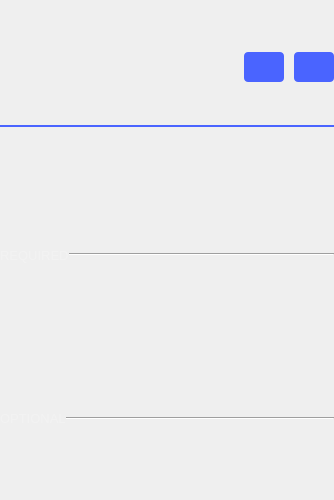
First picture: the form in ui/la_settings.ui, repository analogdevicesinc/scopy, before the edit.
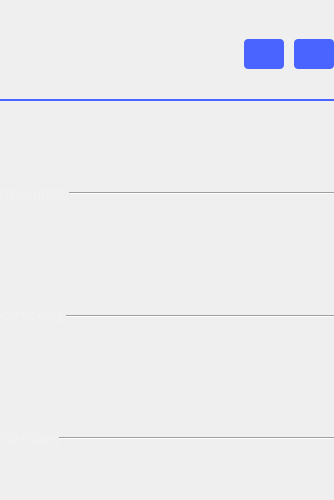
Second picture: the form after the edit. Icons and pictures are not drawn.

Commit message: Logic Analyzer: Add controls for decoder options.

Patch:
```diff
--- a/ui/la_settings.ui
+++ b/ui/la_settings.ui
@@ -44,6 +44,104 @@
 QLabel:disabled
 {
   color: rgb(85, 85, 85);
+}
+
+/* Double Spin box */
+QDoubleSpinBox
+{
+	height: 45px;
+	border-bottom: 1px solid rgba(255, 255, 255, 102);
+}
+
+QDoubleSpinBox::up-button
+{
+	border-image: url(:/icons/sba_up_btn.svg);
+	height: 20px;
+	width: 20px;
+ }
+
+QDoubleSpinBox::up-button:hover
+{
+	border-image: url(:/icons/sba_up_btn_hover.svg);
+	height: 20px;
+	width: 20px;
+ }
+
+QDoubleSpinBox::up-button:pressed
+{
+	border-image: url(:/icons/sba_up_btn_pressed.svg);
+	height:20px;
+	width: 20px;
+}
+
+QDoubleSpinBox::down-button
+{
+	border-image: url(:/icons/sba_dn_btn.svg);
+	height:20px;
+	width: 20px;
+}
+
+QDoubleSpinBox::down-button:hover
+{
+	border-image: url(:/icons/sba_dn_btn_hover.svg);
+	height:20px;
+	width: 20px;
+}
+
+QDoubleSpinBox::down-button:pressed
+{
+	border-image: url(:/icons/sba_dn_btn_pressed.svg);
+	height:20px;
+	width: 20px;
+}
+
+/* Spin box */
+QSpinBox
+{
+	height:45px;
+	border-bottom: 1px solid rgba(255, 255, 255, 102);
+}
+
+QSpinBox::up-button
+{
+	border-image: url(:/icons/sba_up_btn.svg);
+	height: 20px;
+	width: 20px;
+ }
+
+QSpinBox::up-button:hover
+{
+	border-image: url(:/icons/sba_up_btn_hover.svg);
+	height: 20px;
+	width: 20px;
+ }
+
+QSpinBox::up-button:pressed
+{
+	border-image: url(:/icons/sba_up_btn_pressed.svg);
+	height:20px;
+	width: 20px;
+}
+
+QSpinBox::down-button
+{
+	border-image: url(:/icons/sba_dn_btn.svg);
+	height:20px;
+	width: 20px;
+}
+
+QSpinBox::down-button:hover
+{
+	border-image: url(:/icons/sba_dn_btn_hover.svg);
+	height:20px;
+	width: 20px;
+}
+
+QSpinBox::down-button:pressed
+{
+	border-image: url(:/icons/sba_dn_btn_pressed.svg);
+	height:20px;
+	width: 20px;
 }</string>
   </property>
   <layout class="QVBoxLayout" name="verticalLayout_1">
@@ -224,13 +322,13 @@
        <number>0</number>
       </property>
       <property name="topMargin">
-       <number>0</number>
+       <number>5</number>
       </property>
       <property name="rightMargin">
        <number>0</number>
       </property>
       <property name="bottomMargin">
-       <number>0</number>
+       <number>5</number>
       </property>
       <item>
        <layout class="QHBoxLayout" name="requiredChnLayout">
@@ -302,13 +400,13 @@
        <number>0</number>
       </property>
       <property name="topMargin">
-       <number>0</number>
+       <number>5</number>
       </property>
       <property name="rightMargin">
        <number>0</number>
       </property>
       <property name="bottomMargin">
-       <number>0</number>
+       <number>5</number>
       </property>
       <item>
        <layout class="QHBoxLayout" name="optionalChnLayout">
@@ -358,6 +456,62 @@
      </layout>
     </widget>
    </item>
+   <item>
+    <widget class="QWidget" name="options" native="true">
+     <layout class="QHBoxLayout" name="horizontalLayout_4">
+      <property name="spacing">
+       <number>0</number>
+      </property>
+      <property name="leftMargin">
+       <number>0</number>
+      </property>
+      <property name="topMargin">
+       <number>5</number>
+      </property>
+      <property name="rightMargin">
+       <number>0</number>
+      </property>
+      <property name="bottomMargin">
+       <number>5</number>
+      </property>
+      <item>
+       <widget class="QLabel" name="label_5">
+        <property name="sizePolicy">
+         <sizepolicy hsizetype="Maximum" vsizetype="Preferred">
+          <horstretch>0</horstretch>
+          <verstretch>0</verstretch>
+         </sizepolicy>
+        </property>
+        <property name="styleSheet">
+         <string notr="true">QLabel {
+opacity: 0.2;
+font-family: Arial;
+font-size: 13px;
+line-height: 14px;
+color: rgba(255,255,255,50);
+}</string>
+        </property>
+        <property name="text">
+         <string>OPTIONS</string>
+        </property>
+       </widget>
+      </item>
+      <item>
+       <widget class="Line" name="line_5">
+        <property name="styleSheet">
+         <string notr="true">QFrame{
+	opacity: 0.1;
+  color: rgba(255,255,255,50);
+}</string>
+        </property>
+        <property name="orientation">
+         <enum>Qt::Horizontal</enum>
+        </property>
+       </widget>
+      </item>
+     </layout>
+    </widget>
+   </item>
   </layout>
  </widget>
  <resources/>
```
The commit also changes 9 other files.
